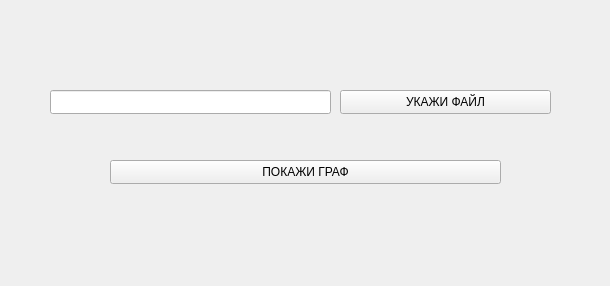
The window that interface.ui (NicetasMatthias/OOP_6) describes before a commit, drawn with Qt 5.
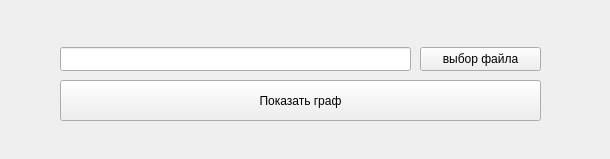
The same window after the commit.

The edit to the form file:
```diff
--- a/interface.ui
+++ b/interface.ui
@@ -7,7 +7,7 @@
     <x>0</x>
     <y>0</y>
     <width>610</width>
-    <height>286</height>
+    <height>159</height>
    </rect>
   </property>
   <property name="windowTitle">
@@ -16,9 +16,9 @@
   <widget class="QLineEdit" name="lineEdit_path">
    <property name="geometry">
     <rect>
-     <x>50</x>
-     <y>90</y>
-     <width>281</width>
+     <x>60</x>
+     <y>47</y>
+     <width>351</width>
      <height>24</height>
     </rect>
    </property>
@@ -26,27 +26,27 @@
   <widget class="QPushButton" name="pushButton_file">
    <property name="geometry">
     <rect>
-     <x>340</x>
-     <y>90</y>
-     <width>211</width>
+     <x>420</x>
+     <y>47</y>
+     <width>121</width>
      <height>24</height>
     </rect>
    </property>
    <property name="text">
-    <string>УКАЖИ ФАЙЛ</string>
+    <string>выбор файла</string>
    </property>
   </widget>
   <widget class="QPushButton" name="pushButton_view">
    <property name="geometry">
     <rect>
-     <x>110</x>
-     <y>160</y>
-     <width>391</width>
-     <height>24</height>
+     <x>60</x>
+     <y>80</y>
+     <width>481</width>
+     <height>41</height>
     </rect>
    </property>
    <property name="text">
-    <string>ПОКАЖИ ГРАФ</string>
+    <string>Показать граф</string>
    </property>
   </widget>
  </widget>
```
